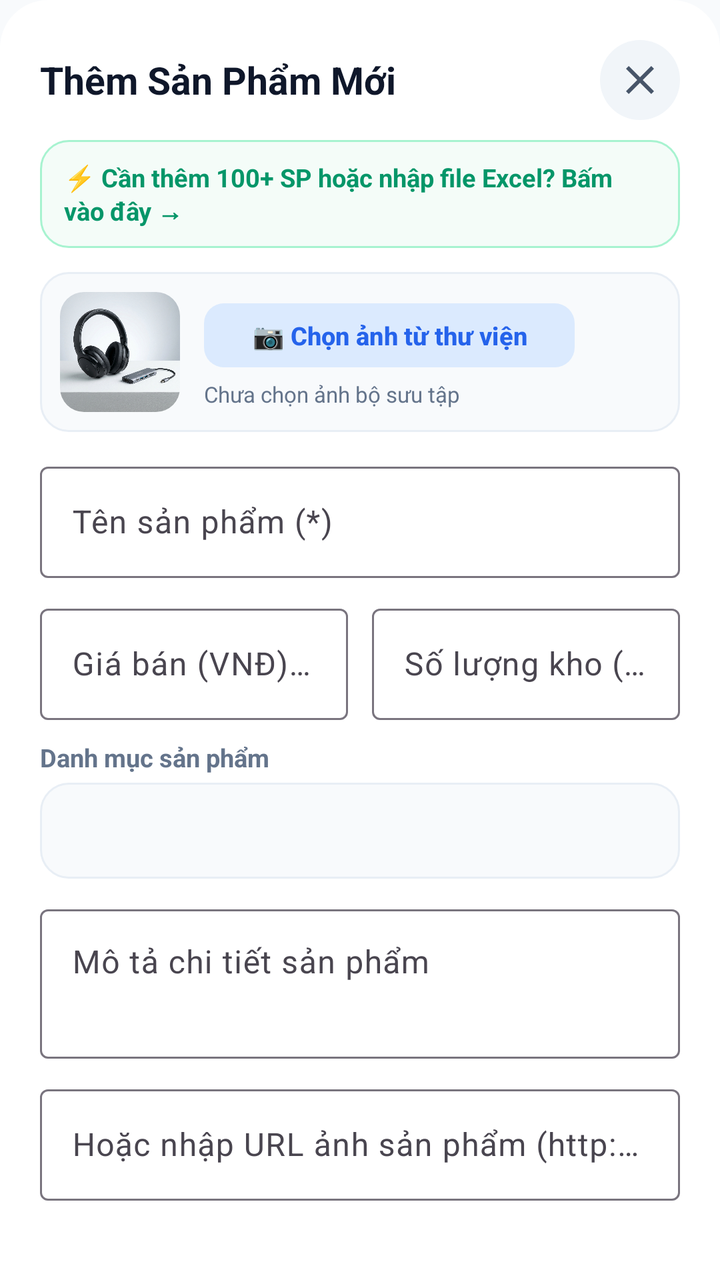
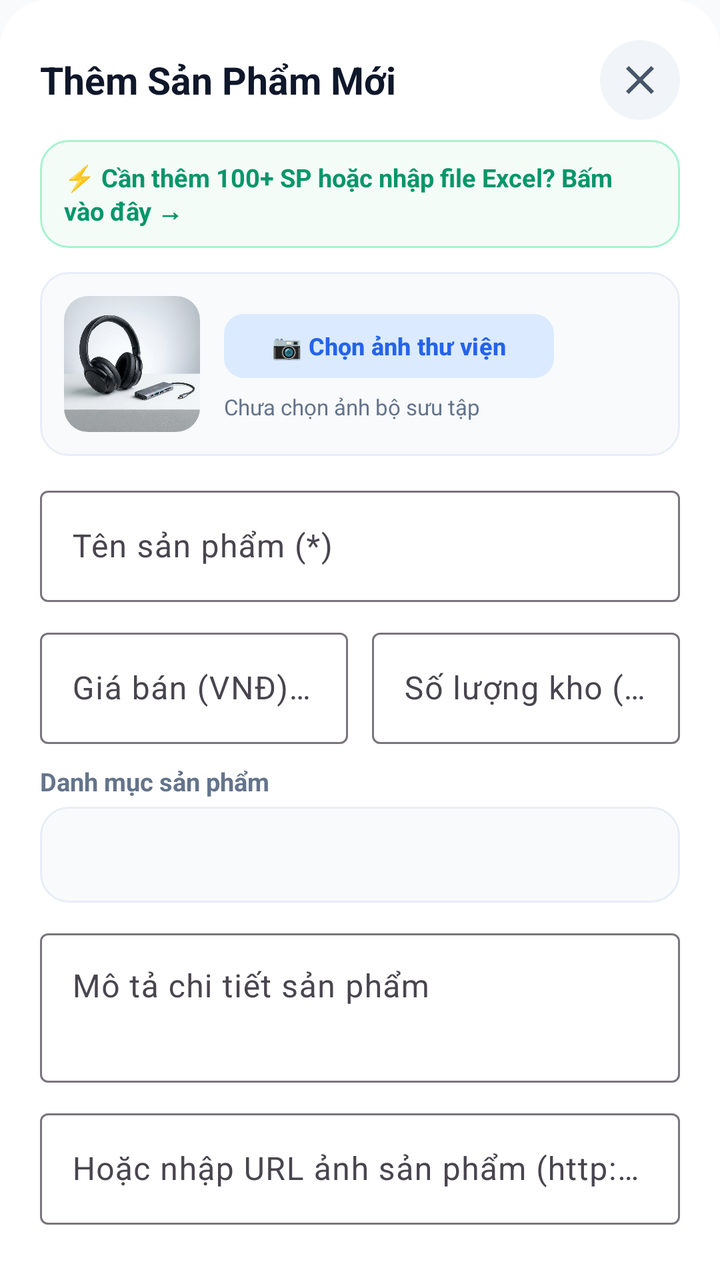

Compare the two renders of this Android layout. The source of the first and the diff that turns it into the second are given below.
<!-- AndroidManifest.xml: application theme Theme.VienDongSales -->
<!-- res/layout/dialog_add_product.xml -->
<?xml version="1.0" encoding="utf-8"?>
<LinearLayout xmlns:android="http://schemas.android.com/apk/res/android"
    xmlns:app="http://schemas.android.com/apk/res-auto"
    xmlns:tools="http://schemas.android.com/tools"
    android:layout_width="match_parent"
    android:layout_height="wrap_content"
    android:background="@drawable/bg_bottom_sheet"
    android:orientation="vertical"
    android:padding="20dp">

    <LinearLayout
        android:layout_width="match_parent"
        android:layout_height="wrap_content"
        android:gravity="center_vertical"
        android:orientation="horizontal">

        <TextView
            android:id="@+id/tv_dialog_title"
            android:layout_width="0dp"
            android:layout_height="wrap_content"
            android:layout_weight="1"
            android:text="Thêm Sản Phẩm Mới"
            android:textColor="@color/text_primary"
            android:textSize="19sp"
            android:textStyle="bold" />

        <ImageButton
            android:id="@+id/btn_close_add_product"
            android:layout_width="40dp"
            android:layout_height="40dp"
            android:background="@drawable/bg_circle_gray"
            android:contentDescription="@string/cd_close"
            android:padding="10dp"
            android:src="@drawable/ic_close"
            app:tint="@color/text_secondary" />
    </LinearLayout>

    <TextView
        android:id="@+id/btn_switch_to_bulk_add"
        android:layout_width="match_parent"
        android:layout_height="wrap_content"
        android:layout_marginTop="10dp"
        android:background="@drawable/bg_card_green_tint"
        android:clickable="true"
        android:focusable="true"
        android:paddingHorizontal="12dp"
        android:paddingVertical="10dp"
        android:text="⚡ Cần thêm 100+ SP hoặc nhập file Excel? Bấm vào đây →"
        android:textColor="@color/green_primary"
        android:textSize="12.5sp"
        android:textStyle="bold" />

    
    <LinearLayout
        android:layout_width="match_parent"
        android:layout_height="wrap_content"
        android:layout_marginTop="12dp"
        android:background="@drawable/bg_card_subtle"
        android:gravity="center_vertical"
        android:orientation="horizontal"
        android:padding="10dp">

        <com.google.android.material.imageview.ShapeableImageView
            android:id="@+id/iv_product_preview"
            android:layout_width="60dp"
            android:layout_height="60dp"
            android:contentDescription="@string/cd_product_image"
            android:scaleType="centerCrop"
            android:src="@drawable/img_product_electronics"
            app:shapeAppearanceOverlay="@style/ShapeAppearanceOverlay.Rounded12" />

        <LinearLayout
            android:layout_width="0dp"
            android:layout_height="wrap_content"
            android:layout_marginStart="12dp"
            android:layout_weight="1"
            android:orientation="vertical">

            <com.google.android.material.button.MaterialButton
                android:id="@+id/btn_pick_gallery_image"
                style="@style/Widget.Material3.Button.TonalButton"
                android:layout_width="wrap_content"
                android:layout_height="40dp"
                android:text="📷 Chọn ảnh từ thư viện"
                android:textColor="@color/primary_blue"
                android:textSize="12.5sp"
                android:textStyle="bold"
                app:backgroundTint="@color/blue_icon_bg"
                app:cornerRadius="10dp" />

            <TextView
                android:id="@+id/tv_image_uri_hint"
                android:layout_width="wrap_content"
                android:layout_height="wrap_content"
                android:layout_marginTop="2dp"
                android:ellipsize="middle"
                android:maxLines="1"
                android:text="Chưa chọn ảnh bộ sưu tập"
                android:textColor="@color/text_muted"
                android:textSize="11sp" />
        </LinearLayout>
    </LinearLayout>

    <com.google.android.material.textfield.TextInputLayout
        style="@style/Widget.Material3.TextInputLayout.OutlinedBox"
        android:layout_width="match_parent"
        android:layout_height="wrap_content"
        android:layout_marginTop="12dp"
        android:hint="Tên sản phẩm (*)">

        <com.google.android.material.textfield.TextInputEditText
            android:id="@+id/et_product_name"
            android:layout_width="match_parent"
            android:layout_height="wrap_content"
            android:inputType="textCapWords" />
    </com.google.android.material.textfield.TextInputLayout>

    <LinearLayout
        android:layout_width="match_parent"
        android:layout_height="wrap_content"
        android:layout_marginTop="10dp"
        android:orientation="horizontal">

        <com.google.android.material.textfield.TextInputLayout
            style="@style/Widget.Material3.TextInputLayout.OutlinedBox"
            android:layout_width="0dp"
            android:layout_height="wrap_content"
            android:layout_marginEnd="6dp"
            android:layout_weight="1"
            android:hint="Giá bán (VNĐ) (*)">

            <com.google.android.material.textfield.TextInputEditText
                android:id="@+id/et_product_price"
                android:layout_width="match_parent"
                android:layout_height="wrap_content"
                android:inputType="number" />
        </com.google.android.material.textfield.TextInputLayout>

        <com.google.android.material.textfield.TextInputLayout
            style="@style/Widget.Material3.TextInputLayout.OutlinedBox"
            android:layout_width="0dp"
            android:layout_height="wrap_content"
            android:layout_marginStart="6dp"
            android:layout_weight="1"
            android:hint="Số lượng kho (*)">

            <com.google.android.material.textfield.TextInputEditText
                android:id="@+id/et_product_stock"
                android:layout_width="match_parent"
                android:layout_height="wrap_content"
                android:inputType="number" />
        </com.google.android.material.textfield.TextInputLayout>
    </LinearLayout>

    <TextView
        android:layout_width="wrap_content"
        android:layout_height="wrap_content"
        android:layout_marginTop="10dp"
        android:text="Danh mục sản phẩm"
        android:textColor="@color/text_muted"
        android:textSize="12.5sp"
        android:textStyle="bold" />

    <Spinner
        android:id="@+id/spinner_product_category"
        android:layout_width="match_parent"
        android:layout_height="48dp"
        android:layout_marginTop="4dp"
        android:background="@drawable/bg_card_subtle"
        android:paddingHorizontal="12dp" />

    <com.google.android.material.textfield.TextInputLayout
        style="@style/Widget.Material3.TextInputLayout.OutlinedBox"
        android:layout_width="match_parent"
        android:layout_height="wrap_content"
        android:layout_marginTop="10dp"
        android:hint="Mô tả chi tiết sản phẩm">

        <com.google.android.material.textfield.TextInputEditText
            android:id="@+id/et_product_description"
            android:layout_width="match_parent"
            android:layout_height="wrap_content"
            android:gravity="top"
            android:inputType="textMultiLine"
            android:minLines="2" />
    </com.google.android.material.textfield.TextInputLayout>

    <com.google.android.material.textfield.TextInputLayout
        style="@style/Widget.Material3.TextInputLayout.OutlinedBox"
        android:layout_width="match_parent"
        android:layout_height="wrap_content"
        android:layout_marginTop="10dp"
        android:hint="Hoặc nhập URL ảnh sản phẩm (http://...)">

        <com.google.android.material.textfield.TextInputEditText
            android:id="@+id/et_product_image_url"
            android:layout_width="match_parent"
            android:layout_height="wrap_content"
            android:inputType="textUri" />
    </com.google.android.material.textfield.TextInputLayout>

    <LinearLayout
        android:layout_width="match_parent"
        android:layout_height="wrap_content"
        android:layout_marginTop="16dp"
        android:orientation="horizontal">

        <com.google.android.material.button.MaterialButton
            android:id="@+id/btn_save_and_continue"
            style="@style/Widget.Material3.Button.TonalButton"
            android:layout_width="0dp"
            android:layout_height="52dp"
            android:layout_marginEnd="6dp"
            android:layout_weight="1"
            android:text="Lưu &amp; Thêm tiếp"
            android:textColor="@color/primary_blue"
            android:textSize="13.5sp"
            android:textStyle="bold"
            app:backgroundTint="@color/blue_icon_bg"
            app:cornerRadius="14dp" />

        <com.google.android.material.button.MaterialButton
            android:id="@+id/btn_submit_product"
            style="@style/Widget.Material3.Button.UnelevatedButton"
            android:layout_width="0dp"
            android:layout_height="52dp"
            android:layout_marginStart="6dp"
            android:layout_weight="1.2"
            android:text="Lưu sản phẩm"
            android:textColor="@color/white"
            android:textSize="14.5sp"
            android:textStyle="bold"
            app:backgroundTint="@color/primary_blue"
            app:cornerRadius="14dp" />
    </LinearLayout>

</LinearLayout>
<!-- resources referenced by this layout -->
<resources>
  <color name="blue_icon_bg">#DBEAFE</color>
  <color name="green_primary">#059669</color>
  <color name="primary_blue">#2563EB</color>
  <color name="text_muted">#64748B</color>
  <color name="text_primary">#0F172A</color>
  <color name="text_secondary">#475569</color>
  <color name="white">#FFFFFFFF</color>
  <!-- drawable bg_bottom_sheet (drawable) -->
  <?xml version="1.0" encoding="utf-8"?>
  <shape xmlns:android="http://schemas.android.com/apk/res/android" android:shape="rectangle">
      <solid android:color="@color/white" />
      <corners android:topLeftRadius="24dp" android:topRightRadius="24dp" />
  </shape>
  <!-- drawable bg_card_green_tint (drawable) -->
  <?xml version="1.0" encoding="utf-8"?>
  <shape xmlns:android="http://schemas.android.com/apk/res/android" android:shape="rectangle">
      <solid android:color="@color/green_bg_soft" />
      <corners android:radius="14dp" />
      <stroke android:width="1dp" android:color="@color/green_stroke" />
  </shape>
  <!-- drawable bg_card_subtle (drawable) -->
  <?xml version="1.0" encoding="utf-8"?>
  <shape xmlns:android="http://schemas.android.com/apk/res/android" android:shape="rectangle">
      <solid android:color="@color/bg_screen" />
      <corners android:radius="14dp" />
      <stroke android:width="1dp" android:color="@color/card_stroke" />
  </shape>
  <!-- drawable bg_circle_gray (drawable) -->
  <?xml version="1.0" encoding="utf-8"?>
  <shape xmlns:android="http://schemas.android.com/apk/res/android" android:shape="oval">
      <solid android:color="@color/bg_subtle" />
  </shape>
  <!-- drawable ic_close (drawable) -->
  <?xml version="1.0" encoding="utf-8"?>
  <vector xmlns:android="http://schemas.android.com/apk/res/android"
      android:width="24dp" android:height="24dp"
      android:viewportWidth="24" android:viewportHeight="24">
      <path android:fillColor="#FF000000"
          android:pathData="M19,6.41L17.59,5 12,10.59 6.41,5 5,6.41 10.59,12 5,17.59 6.41,19 12,13.41 17.59,19 19,17.59 13.41,12z" />
  </vector>
  <!-- drawable img_product_electronics: jpg bitmap (drawable, 559249 bytes) -->
  <string name="cd_close">Đóng hộp thoại</string>
  <string name="cd_product_image">Hình ảnh sản phẩm</string>
  <style name="ShapeAppearanceOverlay.Rounded12" parent="">
          <item name="cornerFamily">rounded</item>
          <item name="cornerSize">12dp</item>
      </style>
  <style name="Theme.VienDongSales" parent="Theme.Material3.Light.NoActionBar">
          <item name="colorPrimary">@color/primary_blue</item>
          <item name="colorPrimaryVariant">@color/primary_blue_dark</item>
          <item name="colorOnPrimary">@color/white</item>
          <item name="colorSecondary">@color/green_primary</item>
          <item name="colorOnSecondary">@color/white</item>
          <item name="android:colorBackground">@color/bg_screen</item>
          <item name="colorSurface">@color/bg_card</item>
          <item name="colorOnSurface">@color/text_primary</item>
          <item name="android:statusBarColor">@android:color/transparent</item>
          <item name="android:navigationBarColor">@color/white</item>
          <item name="android:windowLightStatusBar">true</item>
      </style>
  <color name="green_bg_soft">#F4FCF8</color>
  <color name="green_stroke">#A7F3D0</color>
  <color name="bg_screen">#F8FAFC</color>
  <color name="card_stroke">#E8EEF5</color>
  <color name="bg_subtle">#F1F5F9</color>
  <color name="primary_blue_dark">#1D4ED8</color>
  <color name="bg_card">#FFFFFF</color>
</resources>

<!-- the commit's change to res/layout/dialog_add_product.xml (unified diff, before → after) -->
@@ -58,12 +58,12 @@
         android:background="@drawable/bg_card_subtle"
         android:gravity="center_vertical"
         android:orientation="horizontal"
-        android:padding="10dp">
+        android:padding="12dp">
 
         <com.google.android.material.imageview.ShapeableImageView
             android:id="@+id/iv_product_preview"
-            android:layout_width="60dp"
-            android:layout_height="60dp"
+            android:layout_width="68dp"
+            android:layout_height="68dp"
             android:contentDescription="@string/cd_product_image"
             android:scaleType="centerCrop"
             android:src="@drawable/img_product_electronics"
@@ -76,23 +76,46 @@
             android:layout_weight="1"
             android:orientation="vertical">
 
-            <com.google.android.material.button.MaterialButton
-                android:id="@+id/btn_pick_gallery_image"
-                style="@style/Widget.Material3.Button.TonalButton"
+            <LinearLayout
                 android:layout_width="wrap_content"
-                android:layout_height="40dp"
-                android:text="📷 Chọn ảnh từ thư viện"
-                android:textColor="@color/primary_blue"
-                android:textSize="12.5sp"
-                android:textStyle="bold"
-                app:backgroundTint="@color/blue_icon_bg"
-                app:cornerRadius="10dp" />
+                android:layout_height="wrap_content"
+                android:gravity="center_vertical"
+                android:orientation="horizontal">
+
+                <com.google.android.material.button.MaterialButton
+                    android:id="@+id/btn_pick_gallery_image"
+                    style="@style/Widget.Material3.Button.TonalButton"
+                    android:layout_width="wrap_content"
+                    android:layout_height="40dp"
+                    android:text="📷 Chọn ảnh thư viện"
+                    android:textColor="@color/primary_blue"
+                    android:textSize="12sp"
+                    android:textStyle="bold"
+                    app:backgroundTint="@color/blue_icon_bg"
+                    app:cornerRadius="10dp" />
+
+                <TextView
+                    android:id="@+id/btn_remove_image"
+                    android:layout_width="wrap_content"
+                    android:layout_height="40dp"
+                    android:layout_marginStart="8dp"
+                    android:clickable="true"
+                    android:focusable="true"
+                    android:gravity="center"
+                    android:paddingHorizontal="8dp"
+                    android:text="✕ Xoá"
+                    android:textColor="@color/red_primary"
+                    android:textSize="12sp"
+                    android:textStyle="bold"
+                    android:visibility="gone"
+                    tools:visibility="visible" />
+            </LinearLayout>
 
             <TextView
                 android:id="@+id/tv_image_uri_hint"
                 android:layout_width="wrap_content"
                 android:layout_height="wrap_content"
-                android:layout_marginTop="2dp"
+                android:layout_marginTop="3dp"
                 android:ellipsize="middle"
                 android:maxLines="1"
                 android:text="Chưa chọn ảnh bộ sưu tập"
@@ -234,4 +257,19 @@
             app:cornerRadius="14dp" />
     </LinearLayout>
 
+    <com.google.android.material.button.MaterialButton
+        android:id="@+id/btn_delete_product"
+        style="@style/Widget.Material3.Button.TonalButton"
+        android:layout_width="match_parent"
+        android:layout_height="48dp"
+        android:layout_marginTop="10dp"
+        android:text="🗑️ Xoá sản phẩm này khỏi cơ sở dữ liệu"
+        android:textColor="@color/red_primary"
+        android:textSize="13.5sp"
+        android:textStyle="bold"
+        android:visibility="gone"
+        app:backgroundTint="@color/red_icon_bg"
+        app:cornerRadius="14dp"
+        tools:visibility="visible" />
+
 </LinearLayout>
<!-- resource entries referenced after the edit -->
@@ -3,6 +3,8 @@
   <color name="blue_icon_bg">#DBEAFE</color>
   <color name="green_primary">#059669</color>
   <color name="primary_blue">#2563EB</color>
+  <color name="red_icon_bg">#FEE2E2</color>
+  <color name="red_primary">#DC2626</color>
   <color name="text_muted">#64748B</color>
   <color name="text_primary">#0F172A</color>
   <color name="text_secondary">#475569</color>
